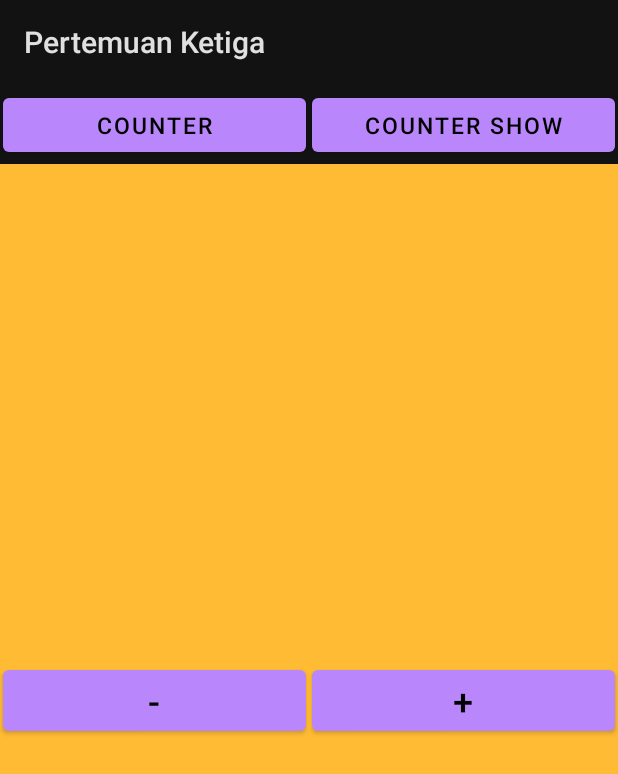
After one commit to jutionck/RefreshmentTraining, an Android app: the SecondActivity screen opened directly, with no data from a screen before it, on a phone screen of 412 x 824 dp. The commit adds this screen. Shown: the top 774 px of the screen. Run offline under Robolectric (Android 15) with nearby library versions, the phone set to English and light mode, and no system bars.

Commit message:
[IMPROVE] - Contoh fragment manager counter

```diff
--- a/app/src/main/AndroidManifest.xml
+++ b/app/src/main/AndroidManifest.xml
@@ -11,6 +11,7 @@
         android:roundIcon="@mipmap/ic_launcher_round"
         android:supportsRtl="true"
         android:theme="@style/Theme.MaterialComponents">
+        <activity android:name=".SecondActivity"></activity>
         <activity android:name=".MainActivity">
             <intent-filter>
                 <action android:name="android.intent.action.MAIN" />
--- /dev/null
+++ b/app/src/main/java/com/enigmacamp/pertemuanpertama/CounterFragment.kt
@@ -0,0 +1,42 @@
+package com.enigmacamp.pertemuanpertama
+
+import android.os.Bundle
+import androidx.fragment.app.Fragment
+import android.view.LayoutInflater
+import android.view.View
+import android.view.ViewGroup
+import kotlinx.android.synthetic.main.fragment_counter.*
+
+class CounterFragment : Fragment(), View.OnClickListener {
+    private lateinit var counterHandler: CounterInterface
+
+    override fun onCreate(savedInstanceState: Bundle?) {
+        super.onCreate(savedInstanceState)
+        counterHandler = activity as CounterInterface
+
+    }
+
+    override fun onCreateView(inflater: LayoutInflater, container: ViewGroup?,
+                              savedInstanceState: Bundle?): View? {
+        // Inflate the layout for this fragment
+        return inflater.inflate(R.layout.fragment_counter, container, false)
+    }
+
+    override fun onViewCreated(view: View, savedInstanceState: Bundle?) {
+        super.onViewCreated(view, savedInstanceState)
+        increaseButton.setOnClickListener(this)
+        decreaseButton.setOnClickListener(this)
+    }
+    override fun onClick(v: View?) {
+        when(v) {
+            increaseButton -> {
+                println("INCREASE BUTTON DIPANGGIL")
+                counterHandler.notifyIncrease()
+            }
+            decreaseButton -> {
+                println("DECREASE BUTTON DIPANGGIL")
+                counterHandler.notifyDecrease()
+            }
+        }
+    }
+}
--- /dev/null
+++ b/app/src/main/java/com/enigmacamp/pertemuanpertama/CounterInterface.kt
@@ -0,0 +1,6 @@
+package com.enigmacamp.pertemuanpertama
+
+interface CounterInterface {
+    fun notifyIncrease()
+    fun notifyDecrease()
+}
--- /dev/null
+++ b/app/src/main/java/com/enigmacamp/pertemuanpertama/SecondActivity.kt
@@ -0,0 +1,49 @@
+package com.enigmacamp.pertemuanpertama
+
+import androidx.appcompat.app.AppCompatActivity
+import android.os.Bundle
+import android.view.View
+import androidx.fragment.app.Fragment
+import kotlinx.android.synthetic.main.activity_second.*
+
+class SecondActivity : AppCompatActivity(),  View.OnClickListener, CounterInterface {
+
+    private lateinit var counterFragment: CounterFragment
+    private lateinit var counterShowFragment: CounterShowFragment
+    private var counter = 0
+
+    override fun onCreate(savedInstanceState: Bundle?) {
+        super.onCreate(savedInstanceState)
+        setContentView(R.layout.activity_second)
+        counterFragmentButton.setOnClickListener(this)
+        counterShowFragmentButton.setOnClickListener(this)
+        counterFragment = CounterFragment()
+        counterShowFragment = CounterShowFragment()
+        //Penempelan fragment secara dinamis, bisa menggunakan FrameLayout dengan id fragmentCointainer
+        supportFragmentManager.beginTransaction().add(R.id.fragmentContainer, counterFragment).commit()
+    }
+
+    override fun onClick(v: View?) {
+        when(v) {
+            counterFragmentButton -> {
+                switchFragment(counterFragment)
+            }
+            counterShowFragmentButton -> {
+                counterShowFragment.counter = counter
+                switchFragment(counterShowFragment)
+            }
+        }
+    }
+
+    override fun notifyIncrease() {
+        counter+=1
+    }
+
+    override fun notifyDecrease() {
+        counter-=1
+    }
+
+    private fun switchFragment(fragment: Fragment){
+        supportFragmentManager.beginTransaction().replace(R.id.fragmentContainer, fragment).commit()
+    }
+}
--- /dev/null
+++ b/app/src/main/res/layout/activity_second.xml
@@ -0,0 +1,48 @@
+<?xml version="1.0" encoding="utf-8"?>
+<androidx.constraintlayout.widget.ConstraintLayout xmlns:android="http://schemas.android.com/apk/res/android"
+    xmlns:app="http://schemas.android.com/apk/res-auto"
+    xmlns:tools="http://schemas.android.com/tools"
+    android:layout_width="match_parent"
+    android:layout_height="match_parent"
+    tools:context=".SecondActivity">
+
+    <LinearLayout
+        android:id="@+id/linearLayout"
+        android:layout_width="match_parent"
+        android:layout_height="0dp"
+        android:layout_marginTop="1dp"
+        android:orientation="horizontal"
+        app:layout_constraintEnd_toEndOf="parent"
+        app:layout_constraintStart_toStartOf="parent"
+        app:layout_constraintTop_toTopOf="parent">
+
+        <com.google.android.material.button.MaterialButton
+            android:id="@+id/counterFragmentButton"
+            android:layout_width="match_parent"
+            android:layout_height="wrap_content"
+            android:layout_margin="2dp"
+            android:layout_weight="1"
+            android:text="COUNTER"
+            android:textSize="15sp" />
+
+        <com.google.android.material.button.MaterialButton
+            android:id="@+id/counterShowFragmentButton"
+            android:layout_width="match_parent"
+            android:layout_height="wrap_content"
+            android:layout_margin="2dp"
+            android:layout_weight="1"
+            android:text="COUNTER SHOW"
+            android:textSize="15sp" />
+
+    </LinearLayout>
+
+    <FrameLayout
+        android:id="@+id/fragmentContainer"
+        android:layout_width="0dp"
+        android:layout_height="0dp"
+        app:layout_constraintBottom_toBottomOf="parent"
+        app:layout_constraintEnd_toEndOf="parent"
+        app:layout_constraintStart_toStartOf="parent"
+        app:layout_constraintTop_toBottomOf="@+id/linearLayout">
+    </FrameLayout>
+</androidx.constraintlayout.widget.ConstraintLayout>
--- a/app/src/main/res/layout/fragment_two.xml
+++ b/app/src/main/res/layout/fragment_counter_show.xml
@@ -5,7 +5,7 @@
     android:id="@+id/frameLayout2"
     android:layout_width="match_parent"
     android:layout_height="match_parent"
-    tools:context=".FragmentTwo"
+    tools:context=".CounterShowFragment"
     android:background="@android:color/holo_purple">
 
     <TextView
@@ -13,7 +13,7 @@
         android:layout_width="wrap_content"
         android:layout_height="wrap_content"
         android:text="0"
-        android:textSize="42sp"
+        android:textSize="32sp"
         app:layout_constraintBottom_toBottomOf="parent"
         app:layout_constraintEnd_toEndOf="parent"
         app:layout_constraintStart_toStartOf="parent"
--- a/app/src/main/res/values/strings.xml
+++ b/app/src/main/res/values/strings.xml
@@ -1,5 +1,5 @@
 <resources>
-    <string name="app_names">Pertemuan Kedua</string>
+    <string name="app_names">Pertemuan Ketiga</string>
     <!-- TODO: Remove or change this placeholder text -->
     <string name="hello_blank_fragment">Hello blank fragment</string>
 </resources>
```
Also changed, not shown: app/build.gradle (+7 -1 lines), app/src/main/java/com/enigmacamp/pertemuanpertama/CounterShowFragment.kt (added, +37 -0 lines), app/src/main/java/com/enigmacamp/pertemuanpertama/FragmentOne.kt (deleted, +0 -38 lines), app/src/main/java/com/enigmacamp/pertemuanpertama/FragmentTwo.kt (deleted, +0 -59 lines), app/src/main/java/com/enigmacamp/pertemuanpertama/MainActivity.kt (+26 -4 lines), app/src/main/res/layout/activity_main.xml (+9 -2 lines), app/src/main/res/layout/fragment_counter.xml (renamed from app/src/main/res/layout/fragment_one.xml).
